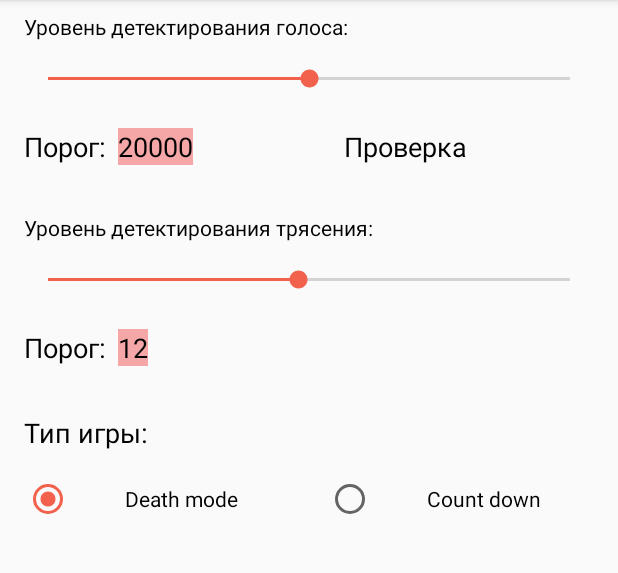
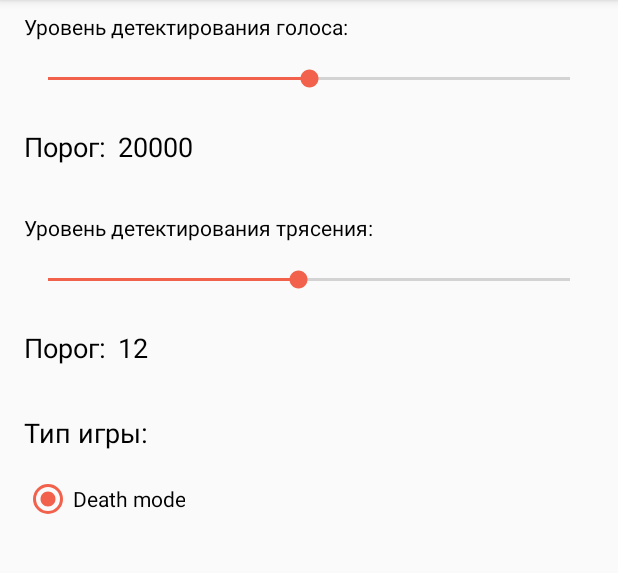
Before and after one commit to mvd-developer/rolling-app, an Android app: the screen it shows after launch (SettingActivity), after a tap on "Settings", on a phone screen of 412 x 824 dp, the part 84-657 px from its top. Run offline under Robolectric (Android 15) with nearby library versions, the light colour scheme and no system bars; 1 other tap on this screen came first.

Commit message:
сокрытие неиспользуемых настроек

```diff
--- a/app/src/main/java/com/mvd/drunkgames/MainActivityViewModel.kt
+++ b/app/src/main/java/com/mvd/drunkgames/MainActivityViewModel.kt
@@ -58,10 +58,6 @@ class MainActivityViewModel(application: Application) : AndroidViewModel(applica
                 // go ahead
                 shakeModule = ShakeModule(getApplication())
                 voiceDetectModule = VoiceDetectModule(getApplication())
-//                shakeEventLiveData = shakeModule.subscribeUpdates()
-//                shakeEventLiveData.observeForever(currentEventObserver)
-//                voiceEventLiveData = voiceDetectModule.subscribeUpdates()
-//                voiceEventLiveData.observeForever(currentEventObserver)
             } else {
                 //show error message
                 errorMessage.postValue(it)
@@ -92,6 +88,7 @@ class MainActivityViewModel(application: Application) : AndroidViewModel(applica
 
 
     private fun startNewGame() {
+        Log.e("_hna", "startNewGame ")
         timeToWin = CONST_TIME_TO_WIN
         Thread {
             while (isGameStarted) {
--- a/app/src/main/java/com/mvd/drunkgames/modules/VoiceDetectModule.java
+++ b/app/src/main/java/com/mvd/drunkgames/modules/VoiceDetectModule.java
@@ -87,7 +87,7 @@ public class VoiceDetectModule extends GameController {
                 if (ar != null) {
                     ar.read(buffer, 0, minSize);
                     for (short s : buffer) {
-                        Log.e("_cr", "Blow Value=" + s);
+                   //     Log.e("_cr", "Blow Value=" + s);
                         if (Math.abs(s) > MIN_SCREAM_LIMIT)   //DETECT VOLUME (IF I BLOW IN THE MIC)
                         {
                             handler.removeCallbacks(runnable);
--- a/app/src/main/res/layout/activity_settings_java.xml
+++ b/app/src/main/res/layout/activity_settings_java.xml
@@ -38,7 +38,6 @@
             android:layout_width="wrap_content"
             android:layout_height="wrap_content"
             android:layout_marginStart="8dp"
-            android:background="#F5A7A7"
             android:gravity="center"
             android:text="12345"
             android:textColor="#000000"
@@ -69,6 +68,7 @@
             android:gravity="center"
             android:textColor="#000000"
             android:textSize="18sp"
+            android:visibility="gone"
             app:layout_constraintEnd_toEndOf="parent"
             app:layout_constraintStart_toEndOf="@+id/microphoneBoarderValue"
             app:layout_constraintTop_toTopOf="@+id/microphoneBoarderValueTv" />
@@ -117,7 +117,6 @@
             android:layout_width="wrap_content"
             android:layout_height="wrap_content"
             android:layout_marginStart="8dp"
-            android:background="#F5A7A7"
             android:gravity="center"
             android:text="12345"
             android:textColor="#000000"
@@ -159,7 +158,6 @@
                 android:ellipsize="end"
                 android:singleLine="true"
                 android:gravity="center"
-                android:layout_weight="1"
                 android:text="@string/death_mode"
                 tools:layout_editor_absoluteX="40dp"
                 tools:layout_editor_absoluteY="328dp" />
@@ -172,12 +170,11 @@
                 android:ellipsize="end"
                 android:gravity="center"
                 android:singleLine="true"
+                android:visibility="gone"
                 android:layout_weight="1"
                 android:text="@string/count_down"
                 tools:layout_editor_absoluteX="200dp"
                 tools:layout_editor_absoluteY="349dp" />
-
-
     </RadioGroup>
 
 
```
Also changed, not shown: app/src/main/java/com/mvd/drunkgames/MainActivity.kt (+10 -2 lines).
